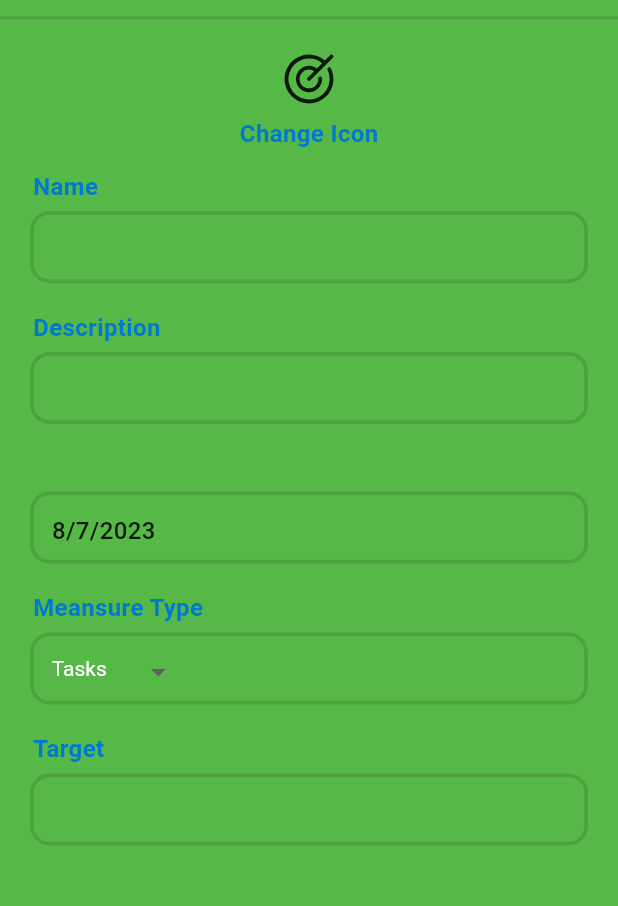
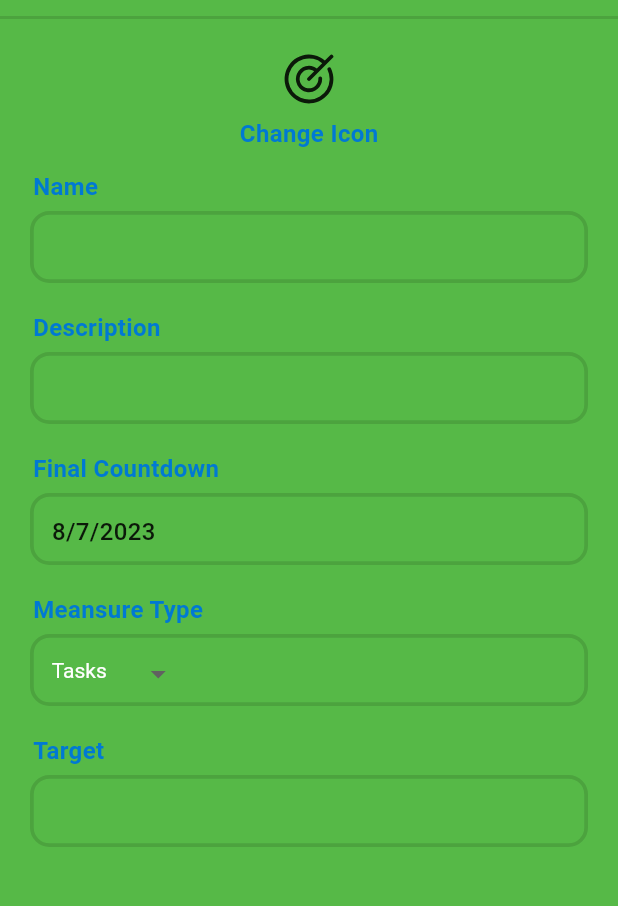
Before and after one commit to sankassio99/goals_tracker, a Flutter app: the GoalSettingsDialog screen opened directly with empty values, on a phone screen of 412 x 824 dp, the part 50-956 px from its top. Run offline on Flutter 3.47's test engine with Material 2 defaults, Android fonts, the phone set to English and light mode, and no system bars; our stand-ins replace get, percent_indicator, phosphor_flutter, table_calendar; missing offline and left inert: dart:html; Roboto replaces fonts that are missing (Nunito).

Commit message:
label date final countdown

```diff
--- a/lib/presentation/components/goal_settings_dialog.dart
+++ b/lib/presentation/components/goal_settings_dialog.dart
@@ -93,6 +93,7 @@ class GoalSettingsDialog extends StatelessWidget {
                 ),
                 DateFormField(
                   key: const Key("goalFinalDate"),
+                  label: "Final Countdown",
                   selectedDate: goalModel.finalDate.obs,
                   onSelectDate: goalModel.setFinalDate,
                 ),
```
